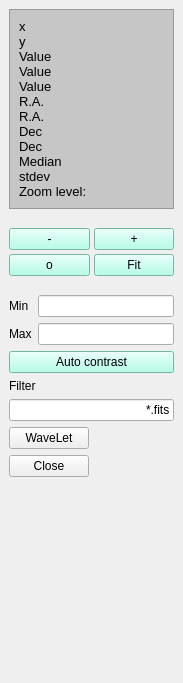
schirmermischa/THELI, file src/iview/dockwidgets/ivconfdockwidget.ui: the form before one commit.
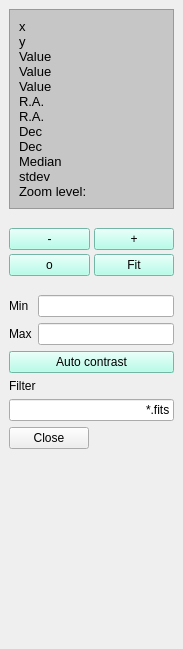
The form after the commit.

Diff of the .ui file:
```diff
--- a/src/iview/dockwidgets/ivconfdockwidget.ui
+++ b/src/iview/dockwidgets/ivconfdockwidget.ui
@@ -7,7 +7,7 @@
     <x>0</x>
     <y>0</y>
     <width>183</width>
-    <height>683</height>
+    <height>649</height>
    </rect>
   </property>
   <property name="features">
@@ -21,13 +21,6 @@
   </property>
   <widget class="QWidget" name="dockWidgetContents">
    <layout class="QGridLayout" name="gridLayout">
-    <item row="7" column="0">
-     <widget class="QPushButton" name="waveletPushButton">
-      <property name="text">
-       <string>WaveLet</string>
-      </property>
-     </widget>
-    </item>
     <item row="4" column="0" colspan="2">
      <layout class="QFormLayout" name="formLayout">
       <item row="0" column="0">
@@ -569,7 +562,7 @@
       </property>
      </spacer>
     </item>
-    <item row="9" column="1">
+    <item row="8" column="1">
      <spacer name="verticalSpacer">
       <property name="orientation">
        <enum>Qt::Vertical</enum>
@@ -2629,7 +2622,7 @@
       </property>
      </spacer>
     </item>
-    <item row="8" column="0">
+    <item row="7" column="0">
      <widget class="QPushButton" name="quitPushButton">
       <property name="statusTip">
        <string>Cloes iView, all changes to images will be saved.</string>
@@ -2639,7 +2632,7 @@
       </property>
      </widget>
     </item>
-    <item row="8" column="1">
+    <item row="7" column="1">
      <spacer name="horizontalSpacer">
       <property name="orientation">
        <enum>Qt::Horizontal</enum>
```
